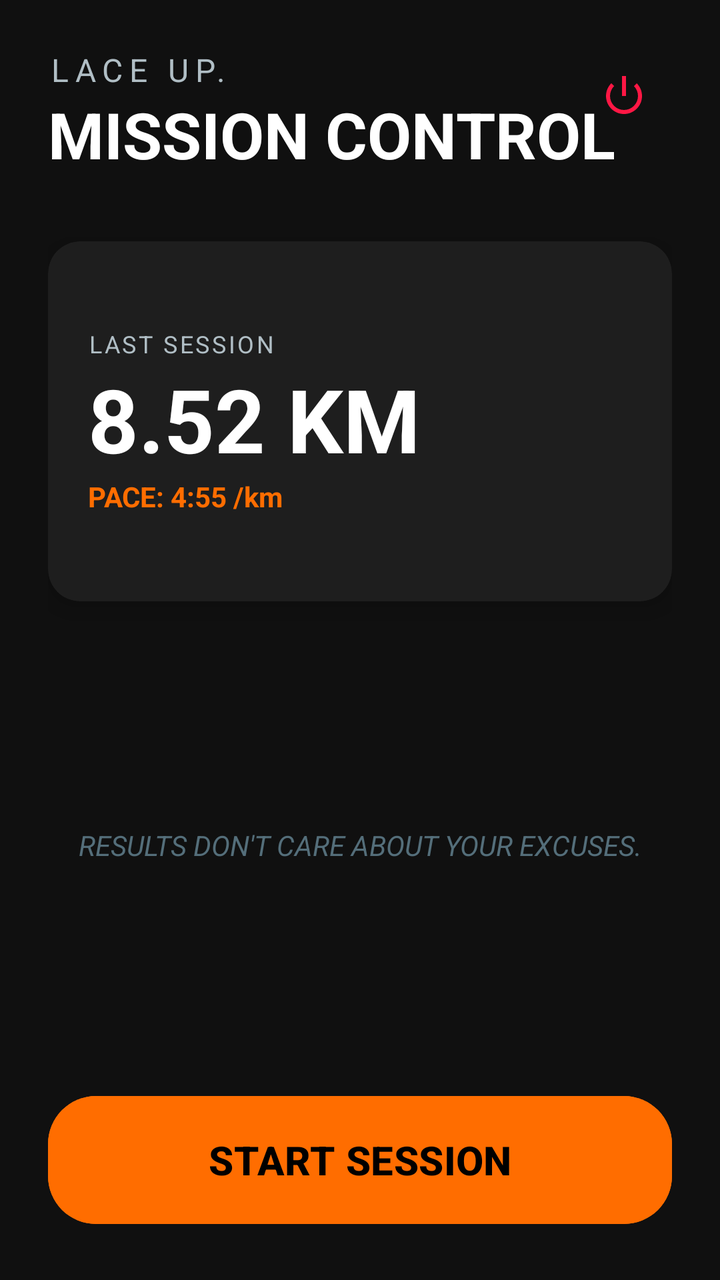
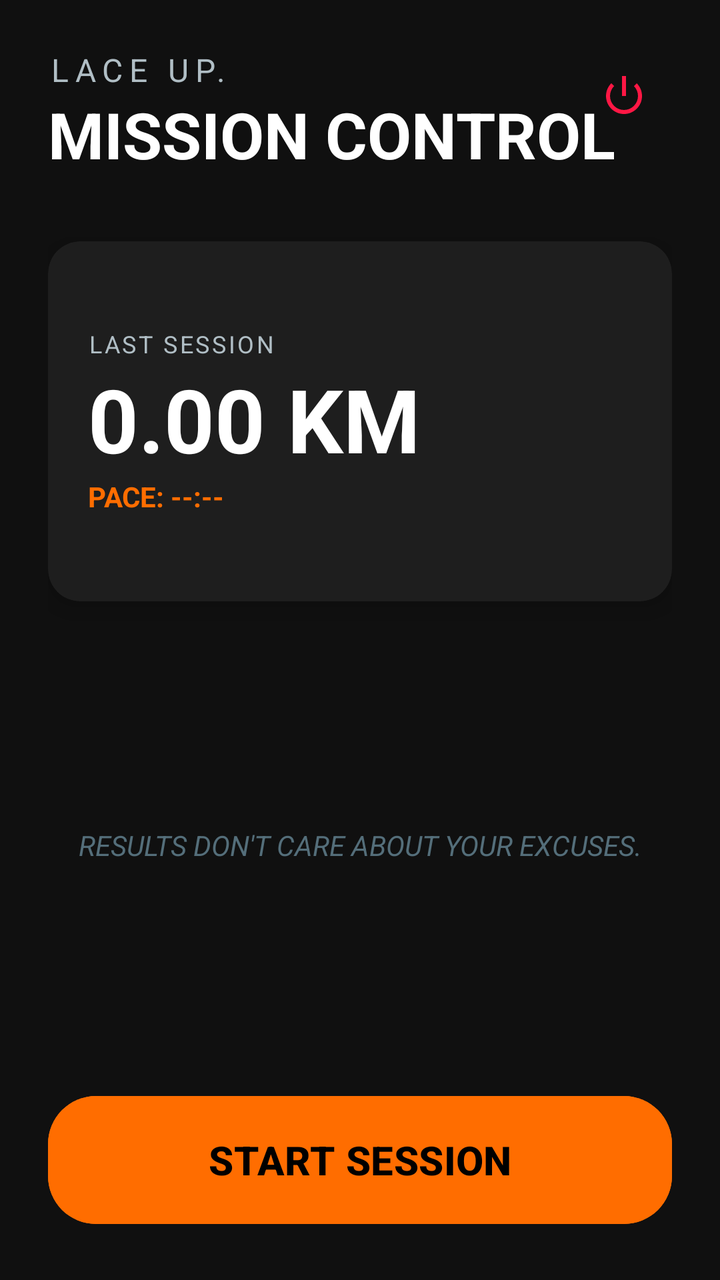

Screens rendered from an Android XML layout before and after an edit, with the pre-edit source and the edit as a unified diff.
<!-- AndroidManifest.xml: application theme Theme.Dudi_Project -->
<!-- res/layout/fragment_dashboard.xml -->
<?xml version="1.0" encoding="utf-8"?>
<androidx.constraintlayout.widget.ConstraintLayout xmlns:android="http://schemas.android.com/apk/res/android"
    xmlns:app="http://schemas.android.com/apk/res-auto"
    android:layout_width="match_parent"
    android:layout_height="match_parent"
    android:background="@color/bg_deep_dark"
    android:padding="24dp">

    
    <TextView
        android:id="@+id/tv_welcome"
        android:layout_width="wrap_content"
        android:layout_height="wrap_content"
        android:text="@string/welcome_back"
        android:textColor="@color/text_medium_emphasis"
        android:textSize="16sp"
        android:letterSpacing="0.2"
        app:layout_constraintTop_toTopOf="parent"
        app:layout_constraintStart_toStartOf="parent" />

    <TextView
        android:id="@+id/tv_title"
        android:layout_width="wrap_content"
        android:layout_height="wrap_content"
        android:text="@string/dashboard_title"
        android:textColor="@color/text_high_emphasis"
        android:textSize="32sp"
        android:textStyle="bold"
        app:layout_constraintTop_toBottomOf="@id/tv_welcome"
        app:layout_constraintStart_toStartOf="parent" />

    <ImageButton
        android:id="@+id/btn_logout"
        android:layout_width="48dp"
        android:layout_height="48dp"
        android:background="?attr/selectableItemBackgroundBorderless"
        android:src="@android:drawable/ic_lock_power_off"
        app:tint="@color/primary_electric_red"
        app:layout_constraintTop_toTopOf="parent"
        app:layout_constraintEnd_toEndOf="parent" />

    
    <com.google.android.material.card.MaterialCardView
        android:id="@+id/card_stats"
        android:layout_width="match_parent"
        android:layout_height="180dp"
        android:layout_marginTop="32dp"
        app:cardBackgroundColor="@color/bg_card"
        app:cardCornerRadius="16dp"
        app:cardElevation="8dp"
        app:strokeWidth="0dp"
        app:layout_constraintTop_toBottomOf="@id/tv_title">

        <LinearLayout
            android:layout_width="match_parent"
            android:layout_height="match_parent"
            android:orientation="vertical"
            android:padding="20dp"
            android:gravity="center_vertical">
            
            <TextView
                android:layout_width="wrap_content"
                android:layout_height="wrap_content"
                android:text="LAST SESSION"
                android:textColor="@color/text_medium_emphasis"
                android:textSize="12sp"
                android:letterSpacing="0.1"/>
            
            <TextView
                android:layout_width="wrap_content"
                android:layout_height="wrap_content"
                android:text="8.52 KM"
                android:textColor="@color/white"
                android:textSize="44sp"
                android:textStyle="bold"/>
                
            <TextView
                android:layout_width="wrap_content"
                android:layout_height="wrap_content"
                android:text="PACE: 4:55 /km"
                android:textColor="@color/primary_neon_orange"
                android:textSize="14sp"
                android:textStyle="bold"/>
        </LinearLayout>
    </com.google.android.material.card.MaterialCardView>

    
    <TextView
        android:id="@+id/tv_quote"
        android:layout_width="match_parent"
        android:layout_height="wrap_content"
        android:text="RESULTS DON'T CARE ABOUT YOUR EXCUSES."
        android:textColor="@color/text_disabled"
        android:textSize="14sp"
        android:gravity="center"
        android:textStyle="italic"
        app:layout_constraintTop_toBottomOf="@id/card_stats"
        app:layout_constraintBottom_toTopOf="@id/btn_start_run" />

    
    <com.google.android.material.button.MaterialButton
        android:id="@+id/btn_start_run"
        style="@style/Widget.App.Button.Pill"
        android:layout_width="match_parent"
        android:layout_height="72dp"
        android:text="@string/start_run"
        android:textSize="20sp"
        android:backgroundTint="@color/primary_neon_orange"
        android:textColor="@color/black"
        app:elevation="12dp"
        app:layout_constraintBottom_toBottomOf="parent"
        app:layout_constraintStart_toStartOf="parent"
        app:layout_constraintEnd_toEndOf="parent" />

</androidx.constraintlayout.widget.ConstraintLayout>
<!-- resources referenced by this layout -->
<resources>
  <color name="bg_card">#1E1E1E</color>
  <color name="bg_deep_dark">#101010</color>
  <color name="black">#000000</color>
  <color name="primary_electric_red">#FF1744</color>
  <color name="primary_neon_orange">#FF6D00</color>
  <color name="text_disabled">#546E7A</color>
  <color name="text_high_emphasis">#FFFFFF</color>
  <color name="text_medium_emphasis">#B0BEC5</color>
  <color name="white">#FFFFFF</color>
  <string name="dashboard_title">MISSION CONTROL</string>
  <string name="start_run">START SESSION</string>
  <string name="welcome_back">LACE UP.</string>
  <style name="Widget.App.Button.Pill" parent="Widget.Material3.Button">
          <item name="shapeAppearance">@style/ShapeAppearance.App.Pill</item>
          <item name="android:paddingTop">16dp</item>
          <item name="android:paddingBottom">16dp</item>
          <item name="android:textAllCaps">true</item>
          <item name="android:textStyle">bold</item>
      </style>
  <style name="Theme.Dudi_Project" parent="Theme.Material3.DayNight.NoActionBar">
          
          <item name="colorPrimary">@color/primary_neon_orange</item>
          <item name="colorOnPrimary">@color/black</item>
          <item name="colorPrimaryContainer">@color/primary_neon_glow</item>
          
          
          <item name="colorSecondary">@color/secondary_steel</item>
          <item name="colorOnSecondary">@color/white</item>
          
          
          <item name="android:statusBarColor">@color/bg_deep_dark</item>
          <item name="android:navigationBarColor">@color/bg_deep_dark</item>
  
          
          <item name="android:windowBackground">@color/bg_deep_dark</item>
          
          
          <item name="materialButtonStyle">@style/Widget.App.Button.Pill</item>
      </style>
  <style name="ShapeAppearance.App.Pill" parent="ShapeAppearance.Material3.MediumComponent">
          <item name="cornerFamily">rounded</item>
          <item name="cornerSize">24dp</item>
      </style>
  <color name="primary_neon_glow">#4DFF6D00</color>
  <color name="secondary_steel">#455A64</color>
</resources>

<!-- the commit's change to res/layout/fragment_dashboard.xml (unified diff, before → after) -->
@@ -67,17 +67,19 @@
                 android:letterSpacing="0.1"/>
             
             <TextView
+                android:id="@+id/tv_dash_last_distance"
                 android:layout_width="wrap_content"
                 android:layout_height="wrap_content"
-                android:text="8.52 KM"
+                android:text="0.00 KM"
                 android:textColor="@color/white"
                 android:textSize="44sp"
                 android:textStyle="bold"/>
                 
             <TextView
+                android:id="@+id/tv_dash_last_pace"
                 android:layout_width="wrap_content"
                 android:layout_height="wrap_content"
-                android:text="PACE: 4:55 /km"
+                android:text="PACE: --:--"
                 android:textColor="@color/primary_neon_orange"
                 android:textSize="14sp"
                 android:textStyle="bold"/>
